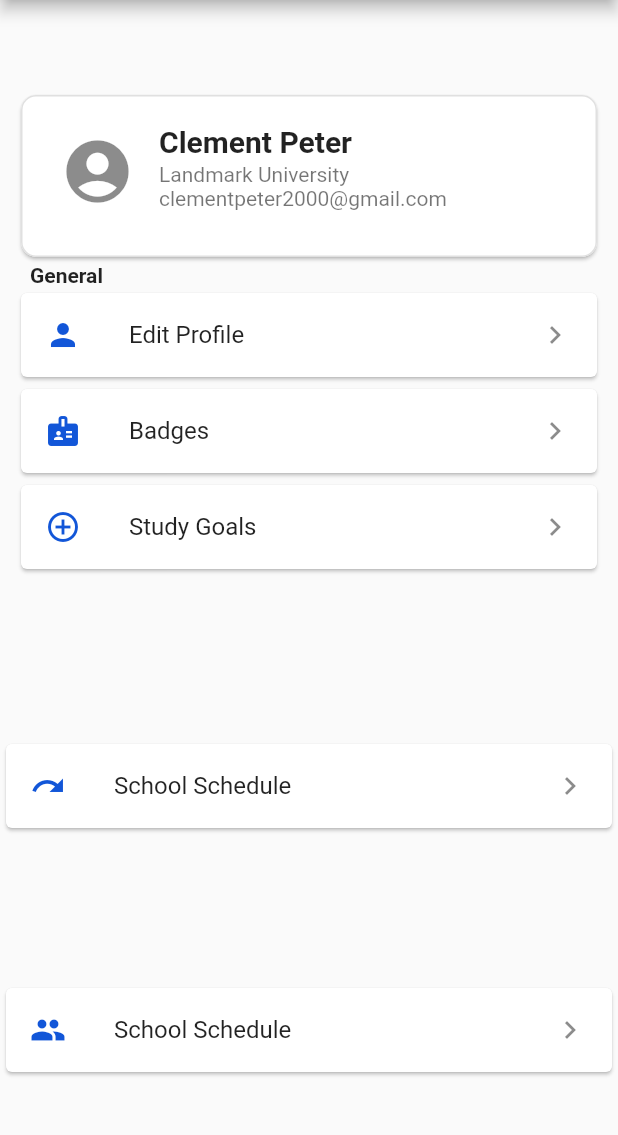
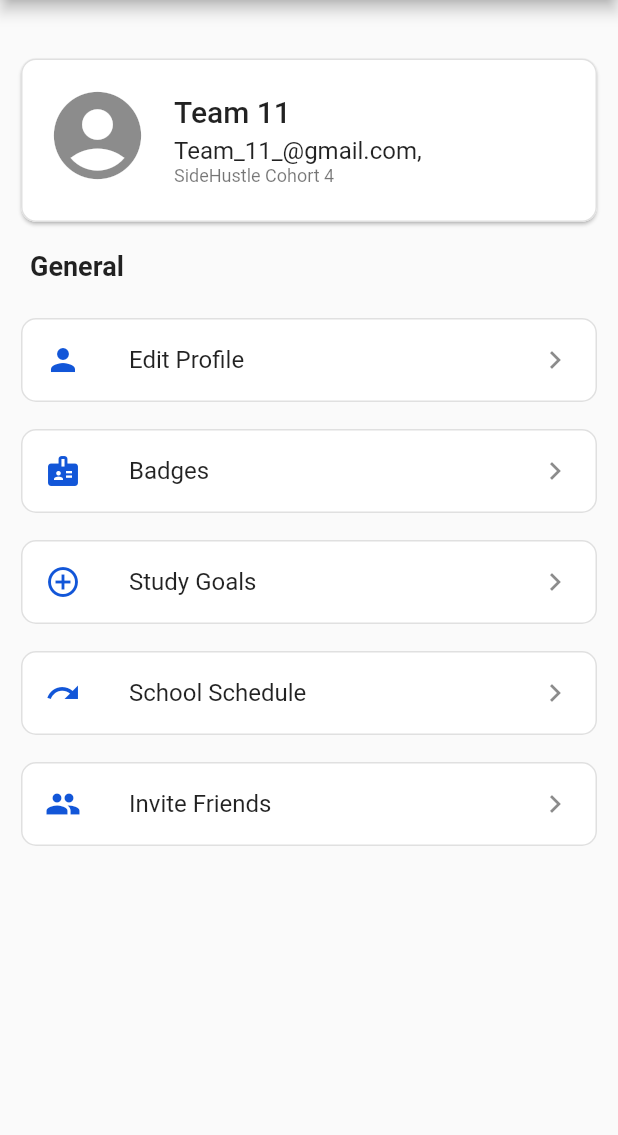
Before and after one commit to ClementPeter/sideHustle_Team11_UserProfile, a Flutter app: the screen it shows after launch, on a phone screen of 412 x 824 dp, the part 84-1219 px from its top. Run offline on Flutter 3.47's test engine with Material 2 defaults, Android fonts, the phone set to English and light mode, and no system bars.

Commit message:
Update main.dart

```diff
--- a/lib/main.dart
+++ b/lib/main.dart
@@ -27,14 +27,12 @@ class UserProfile extends StatelessWidget {
           title: Text("User Profile"),
           centerTitle: true,
           backgroundColor: Color(0xff102A67)),
-      body: Column(
-        mainAxisAlignment: MainAxisAlignment.spaceAround,
+      body: SingleChildScrollView(
+        child: Column(
           children: [
             Padding(
-            padding:
-                const EdgeInsets.symmetric(horizontal: 10.0, vertical: 10.0),
+              padding: const EdgeInsets.fromLTRB(10.0, 35.0, 10.0, 0.0),
               child: Column(
-              mainAxisAlignment: MainAxisAlignment.spaceAround,
                 crossAxisAlignment: CrossAxisAlignment.stretch,
                 children: [
                   Card(
@@ -44,46 +42,85 @@ class UserProfile extends StatelessWidget {
                       ),
                       borderRadius: BorderRadius.circular(10.0),
                     ),
-                  child: Padding(
-                    padding: const EdgeInsets.symmetric(
-                        horizontal: 10.0, vertical: 10.0),
                     child: ListTile(
                       isThreeLine: true,
-                      leading: Icon(Icons.account_circle_sharp, size: 50.0),
-                      title: Text(
-                        'Clement Peter',
-                        style: TextStyle(
-                            fontWeight: FontWeight.bold, fontSize: 20.0),
+                      leading: Icon(Icons.account_circle_sharp, size: 70.0),
+                      title: Padding(
+                        padding: const EdgeInsets.only(top: 20.0),
+                        child: Text('Team 11',
+                            style: Theme.of(context).textTheme.headline6),
                       ),
-                      subtitle: Text(
-                          'Landmark University clementpeter2000@gmail.com '),
-                      //subtitle: Text('Landmark University '),
+                      subtitle: Padding(
+                        padding: const EdgeInsets.only(top: 5.0, bottom: 20.0),
+                        child: Column(
+                          crossAxisAlignment: CrossAxisAlignment.stretch,
+                          children: [
+                            Text('Team_11_@gmail.com,',
+                                style: Theme.of(context).textTheme.subtitle1),
+                            Text('SideHustle Cohort 4',
+                                style: Theme.of(context).textTheme.caption),
+                          ],
+                        ),
                       ),
                     ),
                   ),
                   Padding(
-                  padding: const EdgeInsets.symmetric(
-                      horizontal: 10.0, vertical: 0.0),
+                    padding: const EdgeInsets.fromLTRB(10.0, 15.0, 10.0, 10.0),
                     child: Container(
                       child: Text('General',
-                        style: TextStyle(fontWeight: FontWeight.bold)),
+                          style: TextStyle(
+                              fontWeight: FontWeight.bold, fontSize: 18.0)),
                     ),
                   ),
+                ],
+              ),
+            ),
+            Column(
+              mainAxisAlignment: MainAxisAlignment.spaceAround,
+              children: [
+                Padding(
+                  padding: const EdgeInsets.symmetric(
+                      horizontal: 10.0, vertical: 10.0),
+                  child: Column(
+                    children: [
                       Card(
+                        elevation: 0.0,
+                        shape: RoundedRectangleBorder(
+                          side: BorderSide(
+                            color: Colors.grey[300],
+                          ),
+                          borderRadius: BorderRadius.circular(10.0),
+                        ),
                         child: ListTile(
                           leading: Icon(Icons.person, color: Color(0xff1256D8)),
                           title: Text('Edit Profile'),
                           trailing: Icon(Icons.navigate_next),
                         ),
                       ),
+                      SizedBox(height: 10.0),
                       Card(
+                        elevation: 0.0,
+                        shape: RoundedRectangleBorder(
+                          side: BorderSide(
+                            color: Colors.grey[300],
+                          ),
+                          borderRadius: BorderRadius.circular(10.0),
+                        ),
                         child: ListTile(
                           leading: Icon(Icons.badge, color: Color(0xff1256D8)),
                           title: Text('Badges'),
                           trailing: Icon(Icons.navigate_next),
                         ),
                       ),
+                      SizedBox(height: 10.0),
                       Card(
+                        elevation: 0.0,
+                        shape: RoundedRectangleBorder(
+                          side: BorderSide(
+                            color: Colors.grey[300],
+                          ),
+                          borderRadius: BorderRadius.circular(10.0),
+                        ),
                         child: ListTile(
                           leading: Icon(Icons.add_circle_outline,
                               color: Color(0xff1256D8)),
@@ -91,25 +128,44 @@ class UserProfile extends StatelessWidget {
                           trailing: Icon(Icons.navigate_next),
                         ),
                       ),
-              ],
+                      SizedBox(height: 10.0),
+                      Card(
+                        elevation: 0.0,
+                        shape: RoundedRectangleBorder(
+                          side: BorderSide(
+                            color: Colors.grey[300],
                           ),
+                          borderRadius: BorderRadius.circular(10.0),
                         ),
-          Card(
                         child: ListTile(
                           leading: Icon(Icons.redo, color: Color(0xff1256D8)),
                           title: Text('School Schedule'),
                           trailing: Icon(Icons.navigate_next),
                         ),
                       ),
+                      SizedBox(height: 10.0),
                       Card(
+                        elevation: 0.0,
+                        shape: RoundedRectangleBorder(
+                          side: BorderSide(
+                            color: Colors.grey[300],
+                          ),
+                          borderRadius: BorderRadius.circular(10.0),
+                        ),
                         child: ListTile(
                           leading: Icon(Icons.group, color: Color(0xff1256D8)),
-              title: Text('School Schedule'),
+                          title: Text('Invite Friends'),
                           trailing: Icon(Icons.navigate_next),
                         ),
                       ),
                     ],
                   ),
+                ),
+              ],
+            ),
+          ],
+        ),
+      ),
     );
   }
 }
```
Lines whose indentation alone changed are shown as unchanged.
